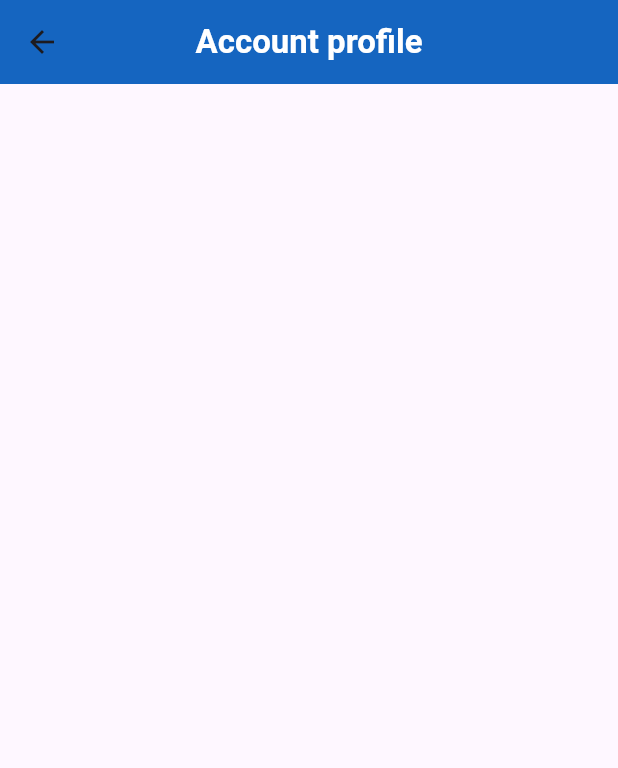
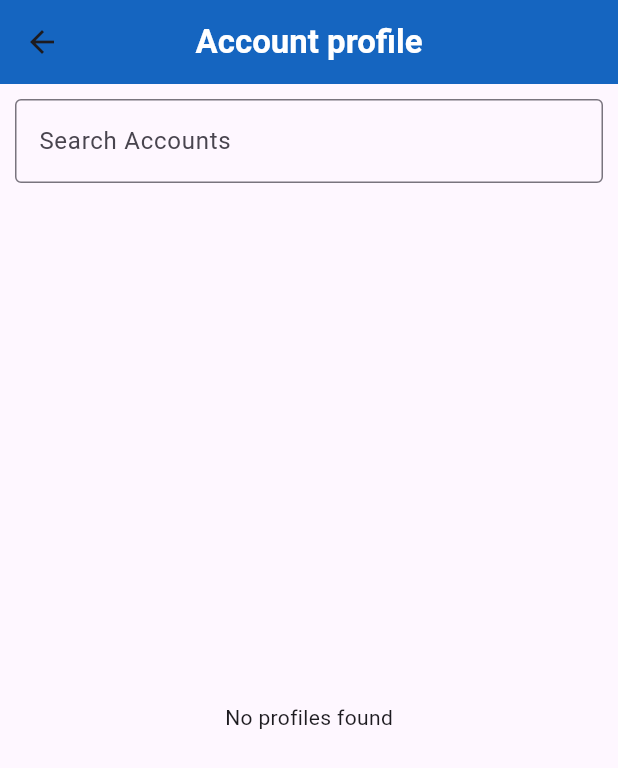
Before and after one commit to hishamponnath/salesnrich_flutter_app, a Flutter app: the AcoountProfile screen opened directly, on a phone screen of 412 x 824 dp. Shown: the top 768 px of the screen. Run offline on Flutter 3.47's test engine with Material 3 defaults, Android fonts, the light colour scheme and no system bars; our stand-ins replace shared_preferences; accounts and stored records are empty; network calls fail.

Commit message:
search in account profile

```diff
--- a/lib/view/accountprofile_view.dart
+++ b/lib/view/accountprofile_view.dart
@@ -11,11 +11,51 @@ class AcoountProfile extends StatefulWidget {
 
 class _AcoountProfileState extends State<AcoountProfile> {
   final AccountprofileService _accountprofileService = AccountprofileService();
+  List<AccountProfileModel> _accountProfiles = [];
+  List<AccountProfileModel> _filteredProfiles = [];
+  final TextEditingController _searchController = TextEditingController();
+  bool _isLoading = true;
+  bool _hasError = false;
 
   @override
   void initState() {
-    _accountprofileService.getallaccountprofiles();
     super.initState();
+    _fetchAccountProfiles();
+    _searchController.addListener(_filterProfiles);
+  }
+
+  Future<void> _fetchAccountProfiles() async {
+    try {
+      List<AccountProfileModel> profiles =
+          await _accountprofileService.getallaccountprofiles();
+      setState(() {
+        _accountProfiles = profiles;
+        _filteredProfiles = profiles;
+        _isLoading = false;
+      });
+    } catch (error) {
+      print("Error fetching account profiles: $error");
+      setState(() {
+        _hasError = true;
+        _isLoading = false;
+      });
+    }
+  }
+
+  void _filterProfiles() {
+    String query = _searchController.text.toLowerCase();
+    setState(() {
+      _filteredProfiles = _accountProfiles.where((profile) {
+        return profile.name != null &&
+            profile.name!.toLowerCase().contains(query);
+      }).toList();
+    });
+  }
+
+  @override
+  void dispose() {
+    _searchController.dispose();
+    super.dispose();
   }
 
   @override
@@ -31,16 +71,28 @@ class _AcoountProfileState extends State<AcoountProfile> {
       ),
       body: Column(
         children: [
+          Padding(
+            padding: const EdgeInsets.all(10.0),
+            child: TextField(
+              controller: _searchController,
+              decoration: const InputDecoration(
+                hintText: "Search Accounts",
+                border: OutlineInputBorder(),
+              ),
+            ),
+          ),
           Expanded(
-            child: FutureBuilder(
-              future: _accountprofileService.getallaccountprofiles(),
-              builder: (context, snapshot) {
-                if (snapshot.hasData) {
-                  List<AccountProfileModel> accountprofileList = snapshot.data!;
-                  return ListView.builder(
-                    itemCount: accountprofileList.length,
+            child: _isLoading
+                ? const Center(child: CircularProgressIndicator())
+                : _hasError
+                    ? const Center(child: Text('Error fetching data'))
+                    : _filteredProfiles.isEmpty
+                        ? const Center(child: Text('No profiles found'))
+                        : ListView.builder(
+                            itemCount: _filteredProfiles.length,
                             itemBuilder: (context, index) {
-                      AccountProfileModel account = accountprofileList[index];
+                              AccountProfileModel account =
+                                  _filteredProfiles[index];
                               return Card(
                                 margin: const EdgeInsets.all(8.0),
                                 elevation: 4.0,
@@ -49,12 +101,14 @@ class _AcoountProfileState extends State<AcoountProfile> {
                                   title: Text(
                                     account.name ?? "No Name",
                                     style: const TextStyle(
-                                color: Colors.white), // White text color
+                                        color:
+                                            Colors.white), // White text color
                                   ),
                                   subtitle: Text(
                                     account.phone1.toString(),
                                     style: const TextStyle(
-                                color: Colors.white), // White text color
+                                        color:
+                                            Colors.white), // White text color
                                   ),
                                   trailing: const Wrap(
                                     spacing: 12, // space between two icons
@@ -68,11 +122,6 @@ class _AcoountProfileState extends State<AcoountProfile> {
                                 ),
                               );
                             },
-                  );
-                }
-
-                return const Center(child: CircularProgressIndicator());
-              },
                           ),
           ),
         ],
```
Lines whose indentation alone changed are shown as unchanged.
